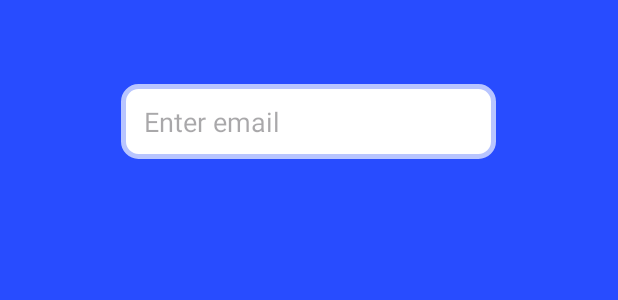
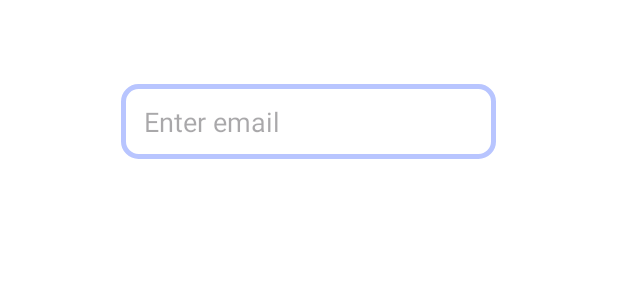
Before and after one commit to Juan3130162/Proyecto_nativas, an Android app: the layout activity_login.xml on its own in the app's theme, with its tools: preview values and no code run, on a phone screen of 412 x 824 dp. Shown: the top 300 px of the screen. Run offline under Robolectric (Android 15) with nearby library versions, the light colour scheme and no system bars.

Commit message:
background white in activity_login.xml

```diff
--- a/app/src/main/res/layout/activity_login.xml
+++ b/app/src/main/res/layout/activity_login.xml
@@ -4,7 +4,7 @@
     xmlns:tools="http://schemas.android.com/tools"
     android:layout_width="match_parent"
              android:layout_height="match_parent"
-            android:background="@color/main_color">
+            android:background="@color/white">
 
     <EditText
         android:id="@+id/edt_email_login"
```
